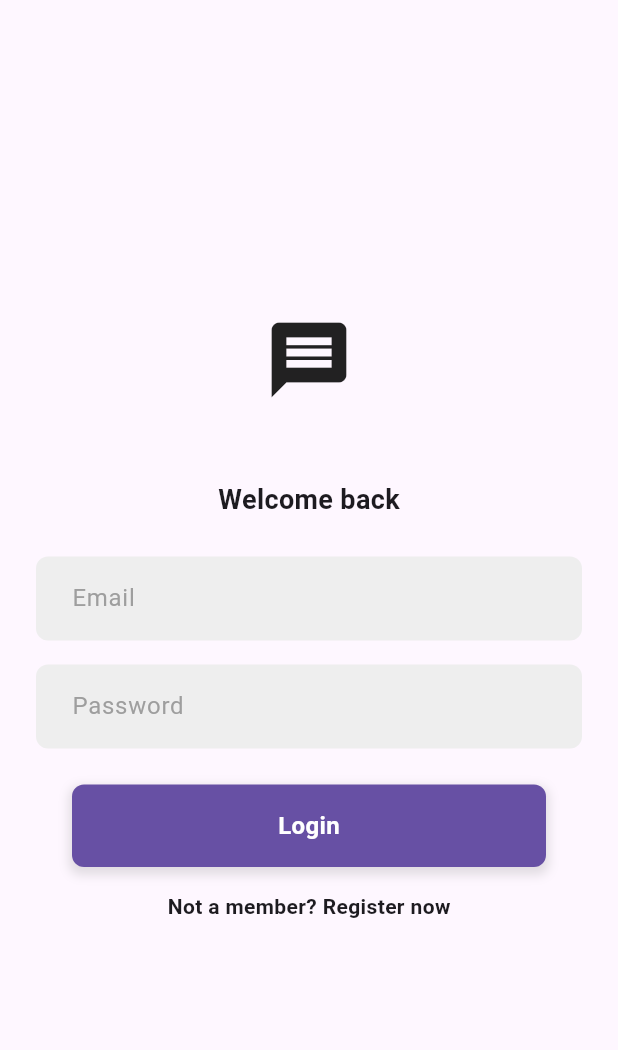
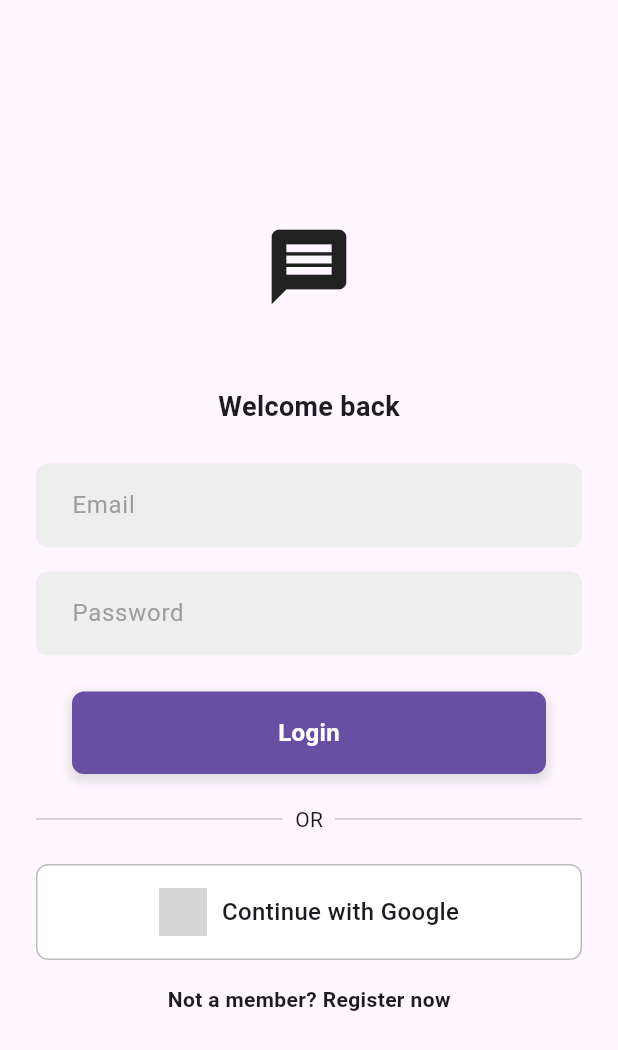
Before and after one commit to Riyaaaaan/RoomFindr, a Flutter app: the screen it shows after launch, on a phone screen of 412 x 824 dp. Shown: the top 1050 px of the screen. Run offline on Flutter 3.47's test engine with Material 3 defaults, Android fonts, the phone set to English and light mode, and no system bars; our stand-ins replace cloud_firestore, firebase_auth, firebase_core, firebase_storage, flutter_slidable, fluttertoast and 8 more; accounts and stored records are empty; generated files the repository leaves out were written again; network calls fail; grey boxes are pictures that could not be loaded.

Commit message:
Added Google login  added methods for google sign-in and store the user data

```diff
--- a/lib/controllers/home_controller.dart
+++ b/lib/controllers/home_controller.dart
@@ -31,7 +31,9 @@ class HomeController extends GetxController {
         .listen((snapshot) {
       rentals.value = snapshot.docs.map((doc) {
         return RentalProperty.fromMap(
-            doc.data() as Map<String, dynamic>, doc.id);
+          doc.data(),
+          doc.id,
+        );
       }).toList();
       isLoading.value = false;
     }).onError((err) {
--- a/lib/screens/login_screen.dart
+++ b/lib/screens/login_screen.dart
@@ -1,4 +1,6 @@
 import 'package:flutter/material.dart';
+import 'package:get/get.dart';
+import 'package:room_finder/controllers/profile_controller.dart';
 import 'package:room_finder/services/auth/auth_service.dart';
 import 'package:room_finder/widgets/my_button.dart';
 import 'package:room_finder/widgets/my_textfield.dart';
@@ -32,6 +34,31 @@ class LoginPage extends StatelessWidget {
               onPressed: () {
                 Navigator.of(context).pop(); // Dismiss the dialog
               },
+            ),
+          ],
+        ),
+      );
+    }
+  }
+
+  void signInWithGoogle(BuildContext context) async {
+    final _authService = AuthService();
+    try {
+      await _authService.signInWithGoogle();
+      // Optionally refresh the profile controller if you're using GetX
+      if (Get.isRegistered<ProfileController>()) {
+        Get.find<ProfileController>().fetchUserProfile();
+      }
+    } catch (e) {
+      showDialog(
+        context: context,
+        builder: (context) => AlertDialog(
+          title: const Text('Google Sign In Failed'),
+          content: Text(e.toString()),
+          actions: [
+            TextButton(
+              child: const Text('OK'),
+              onPressed: () => Navigator.of(context).pop(),
             ),
           ],
         ),
@@ -91,10 +118,50 @@ class LoginPage extends StatelessWidget {
                   text: 'Login',
                   onTap: () => login(context),
                 ),
+                const SizedBox(height: 20),
+                const Row(
+                  children: [
+                    Expanded(child: Divider(thickness: 1)),
+                    Padding(
+                      padding: EdgeInsets.symmetric(horizontal: 8.0),
+                      child: Text('OR'),
+                    ),
+                    Expanded(child: Divider(thickness: 1)),
+                  ],
+                ),
+                const SizedBox(height: 20),
+                GestureDetector(
+                  onTap: () => signInWithGoogle(context),
+                  child: Container(
+                    padding: const EdgeInsets.all(15),
+                    decoration: BoxDecoration(
+                      color: Colors.white,
+                      borderRadius: BorderRadius.circular(8),
+                      border: Border.all(color: Colors.grey.shade400),
+                    ),
+                    child: Row(
+                      mainAxisAlignment: MainAxisAlignment.center,
+                      children: [
+                        Image.network(
+                          'https://cdn1.iconfinder.com/data/icons/google-s-logo/150/Google_Icons-09-512.png',
+                          height: 32,
+                        ),
+                        const SizedBox(width: 10),
+                        const Text(
+                          'Continue with Google',
+                          style: TextStyle(
+                            fontSize: 16,
+                            fontWeight: FontWeight.w500,
+                          ),
+                        ),
+                      ],
+                    ),
+                  ),
+                ),
                 const SizedBox(height: 16),
                 GestureDetector(
                   onTap: onTap,
-                  child: Text(
+                  child: const Text(
                     'Not a member? Register now',
                     style: TextStyle(
                       fontWeight: FontWeight.bold,
--- a/pubspec.yaml
+++ b/pubspec.yaml
@@ -52,6 +52,7 @@ dependencies:
   shimmer: ^3.0.0
   pinput: ^5.0.0
   fluttertoast: ^8.2.6
+  google_sign_in: ^6.2.2
 
 dev_dependencies:
   flutter_test:
```
Also changed, not shown: lib/controllers/profile_controller.dart (+53 -3 lines), lib/services/auth/auth_service.dart (+30 -0 lines).
